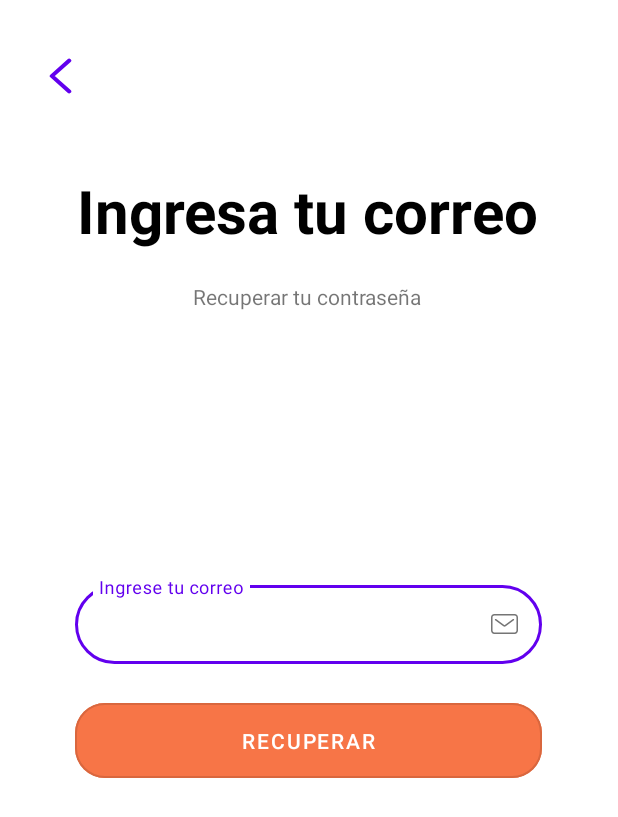
After one commit to Faac1325/TokotoApi, an Android app: the Olvidar screen opened directly, with no data from a screen before it, on a phone screen of 412 x 824 dp. The commit adds this screen. Shown: the top 817 px of the screen. Run offline under Robolectric (Android 15) with nearby library versions, the phone set to English and light mode, and no system bars; our stand-ins replace Firebase (no records; nobody signed in at launch, a user with empty details on screens opened directly).

Commit message:
IMPLEMENTACION - Clase
*Se creo la clase olvidar con su respectivo layout

```diff
--- a/app/build.gradle
+++ b/app/build.gradle
@@ -33,6 +33,7 @@ dependencies {
     implementation 'com.google.android.material:material:1.5.0'
     implementation 'androidx.constraintlayout:constraintlayout:2.1.3'
     implementation 'com.google.android.material:material:1.5.0'
+    implementation 'com.google.firebase:firebase-auth:21.0.3'
     testImplementation 'junit:junit:4.13.2'
     androidTestImplementation 'androidx.test.ext:junit:1.1.3'
     androidTestImplementation 'androidx.test.espresso:espresso-core:3.4.0'
--- a/app/src/main/AndroidManifest.xml
+++ b/app/src/main/AndroidManifest.xml
@@ -1,6 +1,8 @@
 <?xml version="1.0" encoding="utf-8"?>
 <manifest xmlns:android="http://schemas.android.com/apk/res/android"
-    package="fabian.arevalo.tokotoapi" >
+    package="fabian.arevalo.tokotoapi">
+
+    <uses-permission android:name="android.permission.INTERNET"/>
 
     <application
         android:allowBackup="true"
@@ -8,7 +10,10 @@
         android:label="@string/app_name"
         android:roundIcon="@mipmap/ic_launcher_round"
         android:supportsRtl="true"
-        android:theme="@style/Theme.TokotoApi" >
+        android:theme="@style/Theme.TokotoApi">
+        <activity
+            android:name=".Olvidar"
+            android:exported="false" />
         <activity
             android:name=".Vista.Inicio"
             android:exported="false" />
@@ -17,7 +22,7 @@
             android:exported="false" />
         <activity
             android:name=".Vista.Splash_screen"
-            android:exported="true" >
+            android:exported="true">
             <intent-filter>
                 <action android:name="android.intent.action.MAIN" />
 
@@ -26,7 +31,7 @@
         </activity>
         <activity
             android:name=".Vista.MainActivity"
-            android:exported="true" >
+            android:exported="true">
             <intent-filter>
                 <action android:name="android.intent.action.MAIN" />
 
--- a/app/src/main/java/fabian/arevalo/tokotoapi/Modelo/Modelo.java
+++ b/app/src/main/java/fabian/arevalo/tokotoapi/Modelo/Modelo.java
@@ -33,6 +33,7 @@ public class Modelo implements Interfaces.ModeloRegistro {
         context2=context;
         AdminSQLiteOpenHelper admin= new AdminSQLiteOpenHelper(context,"registros", null, 1);
         SQLiteDatabase db= admin.getWritableDatabase();
+
 
 
 
--- /dev/null
+++ b/app/src/main/java/fabian/arevalo/tokotoapi/Olvidar.java
@@ -0,0 +1,103 @@
+package fabian.arevalo.tokotoapi;
+
+import androidx.annotation.NonNull;
+import androidx.appcompat.app.AlertDialog;
+import androidx.appcompat.app.AppCompatActivity;
+
+import android.content.ContentValues;
+import android.content.Intent;
+import android.database.Cursor;
+import android.database.sqlite.SQLiteDatabase;
+import android.os.Bundle;
+import android.text.TextUtils;
+import android.util.Patterns;
+import android.view.View;
+import android.widget.Button;
+import android.widget.EditText;
+import android.widget.TextView;
+import android.widget.Toast;
+
+import com.google.android.gms.tasks.OnCompleteListener;
+import com.google.android.gms.tasks.Task;
+import com.google.firebase.auth.FirebaseAuth;
+
+import java.text.SimpleDateFormat;
+import java.util.Date;
+import java.util.regex.Pattern;
+
+import fabian.arevalo.tokotoapi.Conexionbd.AdminSQLiteOpenHelper;
+import fabian.arevalo.tokotoapi.Vista.MainActivity;
+
+public class Olvidar extends AppCompatActivity {
+
+    Button btnrecuperar,btnatrasolvidar;
+    EditText emailolvidar;
+    private Cursor fila;
+    Bundle pass;
+
+
+    @Override
+    protected void onCreate(Bundle savedInstanceState) {
+        super.onCreate(savedInstanceState);
+        setContentView(R.layout.activity_olvidar);
+
+        btnrecuperar = findViewById(R.id.btnrecuperar);
+        emailolvidar = findViewById(R.id.emailolvidar);
+        btnatrasolvidar=findViewById(R.id.btnatrasolvidar);
+        pass = getIntent().getExtras();
+
+
+        btnatrasolvidar.setOnClickListener(new View.OnClickListener() {
+            @Override
+            public void onClick(View view) {
+                Intent i= new Intent(getApplicationContext(), MainActivity.class);
+                startActivity(i);
+                onBackPressed();
+
+            }
+        });
+
+
+    }
+
+    public void recuperar(View view) {
+
+        AdminSQLiteOpenHelper admin = new AdminSQLiteOpenHelper(getApplicationContext(), "registros", null, 1);
+        SQLiteDatabase db = admin.getWritableDatabase();
+        String email = emailolvidar.getText().toString().trim();
+
+        Cursor fila = db.rawQuery("select correo,clave from userbd where correo='" + email + "'", null);
+
+            if (fila.moveToFirst()) {
+
+                String correo = fila.getString(0);
+                String password = fila.getString(1);
+
+                if (correo.equals(email)) {
+
+                    System.out.println("emel: " + password);
+
+                    Toast.makeText(this, ""+password, Toast.LENGTH_SHORT).show();
+
+
+
+
+                }
+            }
+    }
+
+
+
+    //Bloquear atras
+    @Override
+    public void onBackPressed() {
+        /*super.onBackPressed();*/
+    }
+
+
+
+
+
+
+
+}
--- a/app/src/main/java/fabian/arevalo/tokotoapi/Vista/MainActivity.java
+++ b/app/src/main/java/fabian/arevalo/tokotoapi/Vista/MainActivity.java
@@ -12,13 +12,14 @@ import android.widget.TextView;
 import android.widget.Toast;
 
 import fabian.arevalo.tokotoapi.Interfaces.Interfaces;
+import fabian.arevalo.tokotoapi.Olvidar;
 import fabian.arevalo.tokotoapi.Presentador.Presentador;
 import fabian.arevalo.tokotoapi.R;
 
 public class MainActivity extends AppCompatActivity implements Interfaces.VistaRegistro{
     EditText etmail,etpass;
     Button btnlogin,btnatraslogin;
-    TextView tvinscribete;
+    TextView tvinscribete,tvolvidar;
     Context context;
     Interfaces.PresentadorRegistro presenter;
 
@@ -33,7 +34,7 @@ public class MainActivity extends AppCompatActivity implements Interfaces.VistaR
         btnlogin=findViewById(R.id.btnlogin);
         tvinscribete=findViewById(R.id.tvinscribete);
         btnatraslogin=findViewById(R.id.btnatraslogin);
-
+        tvolvidar=findViewById(R.id.tvolvidar);
         presenter = new Presentador(this);
 
 
@@ -57,8 +58,19 @@ public class MainActivity extends AppCompatActivity implements Interfaces.VistaR
         btnatraslogin.setOnClickListener(new View.OnClickListener() {
             @Override
             public void onClick(View view) {
-                Intent i= new Intent(MainActivity.this,Splash_screen.class);
+                Intent i= new Intent(MainActivity.this, Splash_screen.class);
                 startActivity(i);
+                onBackPressed();
+
+            }
+        });
+
+        tvolvidar.setOnClickListener(new View.OnClickListener() {
+            @Override
+            public void onClick(View view) {
+                Intent i= new Intent(MainActivity.this,Olvidar.class);
+                startActivity(i);
+                finish();
 
             }
         });
--- a/app/src/main/res/layout/activity_inicio.xml
+++ b/app/src/main/res/layout/activity_inicio.xml
@@ -5,6 +5,7 @@
     android:layout_width="match_parent"
     android:layout_height="match_parent"
     tools:context=".Vista.Inicio">
+
     <LinearLayout
         android:id="@+id/linearLayout"
         android:layout_width="match_parent"
@@ -273,7 +274,7 @@
         app:layout_constraintHorizontal_bias="1.0"
         app:layout_constraintStart_toStartOf="parent"
         app:layout_constraintTop_toTopOf="parent"
-        app:layout_constraintVertical_bias="0.618">
+        app:layout_constraintVertical_bias="0.538">
 
     </LinearLayout>
 
--- a/app/src/main/res/layout/activity_main.xml
+++ b/app/src/main/res/layout/activity_main.xml
@@ -154,7 +154,7 @@
                 android:textStyle="bold" />
 
             <TextView
-                android:id="@+id/tvolvido"
+                android:id="@+id/tvolvidar"
                 android:layout_width="179dp"
                 android:layout_height="wrap_content"
                 android:layout_marginTop="10dp"
--- /dev/null
+++ b/app/src/main/res/layout/activity_olvidar.xml
@@ -0,0 +1,132 @@
+<?xml version="1.0" encoding="utf-8"?>
+<androidx.constraintlayout.widget.ConstraintLayout xmlns:android="http://schemas.android.com/apk/res/android"
+    xmlns:app="http://schemas.android.com/apk/res-auto"
+    xmlns:tools="http://schemas.android.com/tools"
+    android:layout_width="match_parent"
+    android:layout_height="match_parent"
+    tools:context=".Olvidar">
+
+    <LinearLayout
+        android:id="@+id/linearLayout"
+        android:layout_width="match_parent"
+        android:layout_height="40dp"
+        android:gravity="center"
+        android:orientation="horizontal"
+        app:layout_constraintBottom_toBottomOf="parent"
+        app:layout_constraintEnd_toEndOf="parent"
+        app:layout_constraintHorizontal_bias="0.0"
+        app:layout_constraintStart_toStartOf="parent"
+        app:layout_constraintTop_toTopOf="parent"
+        app:layout_constraintVertical_bias="0.039">
+
+        <Button
+            android:id="@+id/btnatrasolvidar"
+            android:layout_width="15dp"
+            android:layout_height="24dp"
+            android:layout_marginEnd="80dp"
+            android:background="@drawable/ic_back_icon" />
+
+        <TextView
+            android:id="@+id/tviniciosesion"
+            android:layout_width="101dp"
+            android:layout_height="19dp"
+            android:layout_marginEnd="150dp"/>
+
+
+    </LinearLayout>
+
+    <LinearLayout
+        android:id="@+id/linearLayout2"
+        android:layout_width="410dp"
+        android:layout_height="165dp"
+        android:gravity="center"
+        android:orientation="vertical"
+        app:layout_constraintBottom_toBottomOf="parent"
+        app:layout_constraintEnd_toEndOf="parent"
+        app:layout_constraintHorizontal_bias="0.0"
+        app:layout_constraintStart_toStartOf="parent"
+        app:layout_constraintTop_toTopOf="parent"
+        app:layout_constraintVertical_bias="0.118">
+
+        <TextView
+            android:id="@+id/tvbienvenido"
+            android:layout_width="322dp"
+            android:layout_height="64dp"
+            android:gravity="center"
+            android:text="Ingresa tu correo"
+            android:textColor="@color/black"
+            android:textSize="40dp"
+            android:textStyle="bold" />
+
+        <TextView
+            android:id="@+id/tvtextobienvenido"
+            android:layout_width="181dp"
+            android:layout_height="30dp"
+            android:layout_marginTop="10dp"
+            android:gravity="center"
+            android:text="Recuperar tu contraseña" />
+
+
+    </LinearLayout>
+
+    <LinearLayout
+        android:id="@+id/linearLayout3"
+        android:layout_width="411dp"
+        android:layout_height="336dp"
+        android:gravity="center"
+        android:orientation="vertical"
+        app:layout_constraintBottom_toBottomOf="parent"
+        app:layout_constraintEnd_toEndOf="parent"
+        app:layout_constraintHorizontal_bias="0.0"
+        app:layout_constraintStart_toStartOf="parent"
+        app:layout_constraintTop_toTopOf="parent"
+        app:layout_constraintVertical_bias="0.587">
+
+        <com.google.android.material.textfield.TextInputLayout
+            style="@style/Widget.MaterialComponents.TextInputLayout.OutlinedBox"
+            android:layout_width="match_parent"
+            android:layout_height="wrap_content"
+            android:layout_marginStart="50dp"
+            android:layout_marginEnd="50dp"
+            app:boxBackgroundMode="outline"
+            app:boxCornerRadiusBottomEnd="30dp"
+            app:boxCornerRadiusBottomStart="30dp"
+            app:boxCornerRadiusTopEnd="30dp"
+            app:boxCornerRadiusTopStart="30dp"
+            android:transitionName="emailInputTextTrans">
+
+            <com.google.android.material.textfield.TextInputEditText
+                android:id="@+id/emailolvidar"
+                android:layout_width="match_parent"
+                android:layout_height="wrap_content"
+                android:drawableEnd="@drawable/ic_mail"
+                android:hint="Ingrese tu correo"
+                android:inputType="textEmailAddress"
+                android:padding="15dp" />
+
+        </com.google.android.material.textfield.TextInputLayout>
+
+
+        <Button
+            android:id="@+id/btnrecuperar"
+            style="?attr/materialButtonOutlinedStyle"
+            android:layout_width="match_parent"
+            android:layout_height="wrap_content"
+            android:layout_marginStart="50dp"
+            android:layout_marginTop="20dp"
+            android:layout_marginEnd="50dp"
+            android:backgroundTint="#F77547"
+            android:padding="15dp"
+            android:text="Recuperar"
+            android:onClick="recuperar"
+            android:textColor="@color/white"
+            app:cornerRadius="20dp"
+            android:transitionName="buttonSignInTrans"/>
+
+
+
+
+    </LinearLayout>
+
+
+</androidx.constraintlayout.widget.ConstraintLayout>
```
